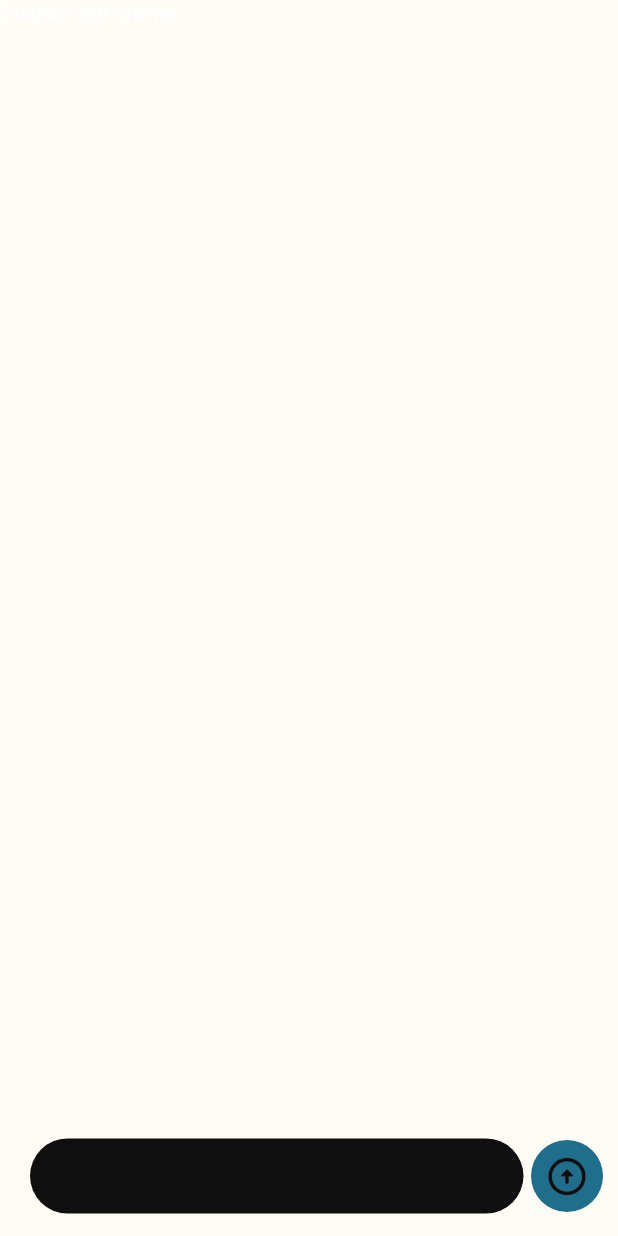
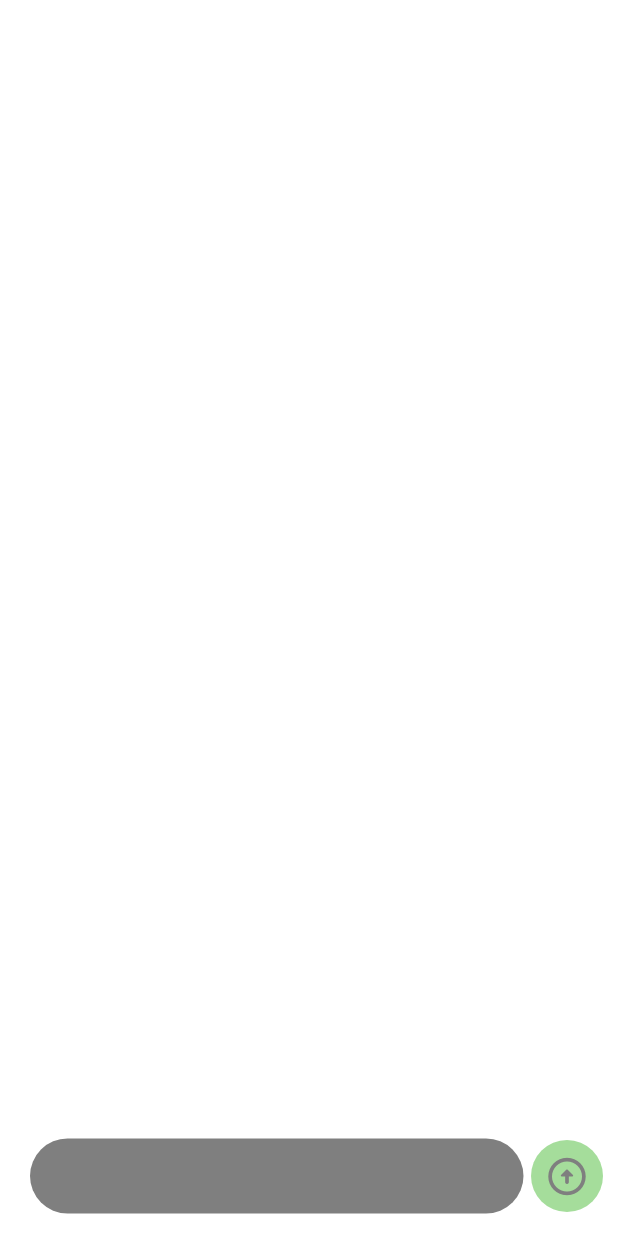
Before and after one commit to dhruvghadiali/widget_launcher, a Flutter app: the screen it shows after launch, on a phone screen of 412 x 824 dp. Run offline on Flutter 3.47's test engine with Material 3 defaults, Android fonts, the phone set to English and light mode, and no system bars; our stand-ins replace get.

Commit message:
Updated color combination for light theme
Updated color combination for light theme

```diff
--- a/lib/theme/app_palette.dart
+++ b/lib/theme/app_palette.dart
@@ -5,7 +5,7 @@ abstract class DarkThemeColors {
   static Color colorDarkSlateGray = const Color(0xFF2C2C2C); // Primary
   static Color colorWhite = const Color(0xFFFFFFFF); // Secondary
   static Color colorGrey = const Color(0xFF777777); // Tertiary
-  static Color colorBattleshipGrey= const Color(0xFF7F7F7F); // Info
+  static Color colorBattleshipGrey = const Color(0xFF7F7F7F); // Info
   static Color colorYellow = const Color(0xFFF9FF00); // Warning
   static Color colorCherryBomb = const Color(0xFFB33A3A); // Danger
   static Color colorNightWatch = const Color(0xFF3B5249); // Success
@@ -14,9 +14,15 @@ abstract class DarkThemeColors {
 }
 
 abstract class LightThemeColors {
-  static Color colorFloralWhite = const Color(0xFFFFFBF5); // Background color
-  static Color colorPotBlack = const Color(0xFF0F0F0F); // Foreground color 1
-  static Color colorTeal = const Color(0xFF1F6E8C); // Foreground color 2
-  static Color colorEnglishRed = const Color(0xFFAE445A); // Error color
-  static Color colorBergamotOrange = const Color(0xFFF39F5A);
+  static Color colorWhite = const Color(0xFFFFFFFF); // Surface
+  static Color colorPlatinum = const Color(0xFFE0E0E0); // Primary
+  static Color colorBlack = const Color(0xFF000000); // Secondary
+  static Color colorBattleshipGrey = const Color(0xFF7F7F7F); // Tertiary
+  static Color colorDarkSlateGray = const Color(0xFF2C2C2C);  // Info
+  static Color colorSandyBrown = const Color(0xFFFFBB64); // Warning
+  static Color colorCherryBomb = const Color(0xFFB33A3A); // Danger
+  static Color colorlightGreen = const Color(0xFFA5DD9B); // Success
+  static Color colorDarkVoid = const Color(0xFF161616); // Dark
+  static Color colorGrey = const Color(0xFF777777); // light
+
 }
--- a/lib/theme/light_theme.dart
+++ b/lib/theme/light_theme.dart
@@ -7,25 +7,15 @@ class LightTheme {
     useMaterial3: false,
     colorScheme: ColorScheme(
       brightness: Brightness.light,
-      surface: LightThemeColors.colorFloralWhite,
-      onSurface: LightThemeColors.colorFloralWhite,
-      primary: LightThemeColors.colorFloralWhite,
-      onPrimary: LightThemeColors.colorFloralWhite,
-      secondary: LightThemeColors.colorPotBlack,
-      onSecondary: LightThemeColors.colorPotBlack,
-      error: LightThemeColors.colorEnglishRed,
-      onError: LightThemeColors.colorEnglishRed,
-    ),
-    textButtonTheme: TextButtonThemeData(
-      style: TextButton.styleFrom(
-        backgroundColor: LightThemeColors.colorPotBlack,
-        padding: const EdgeInsets.symmetric(vertical: 20),
-        elevation: 10,
-        shadowColor: LightThemeColors.colorPotBlack,
-        shape: const RoundedRectangleBorder(
-          borderRadius: BorderRadius.all(Radius.circular(10)),
-        ),
-      ),
+      surface: LightThemeColors.colorWhite,
+      onSurface: LightThemeColors.colorWhite,
+      primary: LightThemeColors.colorPlatinum,
+      onPrimary: LightThemeColors.colorPlatinum,
+      secondary: LightThemeColors.colorBlack,
+      onSecondary: LightThemeColors.colorBlack,
+      tertiary:  DarkThemeColors.colorBattleshipGrey,
+      error: LightThemeColors.colorDarkSlateGray,
+      onError: LightThemeColors.colorDarkSlateGray,
     ),
     textTheme: const TextTheme(
       bodyLarge: TextStyle(),
@@ -44,15 +34,15 @@ class LightTheme {
       titleMedium: TextStyle(),
       titleSmall: TextStyle(),
     ).apply(
-      bodyColor: LightThemeColors.colorPotBlack,
+      bodyColor: LightThemeColors.colorBlack,
     ),
     extensions: [
       ExtensionsThemeData(
-        info: LightThemeColors.colorFloralWhite,
-        warning: LightThemeColors.colorPotBlack,
-        success: LightThemeColors.colorTeal,
-        dark: LightThemeColors.colorEnglishRed,
-        light: LightThemeColors.colorBergamotOrange,
+        info: LightThemeColors.colorGrey,
+        warning: LightThemeColors.colorSandyBrown,
+        success: LightThemeColors.colorlightGreen,
+        dark: LightThemeColors.colorDarkVoid,
+        light: LightThemeColors.colorDarkSlateGray ,
       ),
     ],
   );
--- a/lib/widgets/android/app_menu_page_view/app_menu_header/app_menu_header_popup_item/android_app_menu_header_popup_item_widget.dart
+++ b/lib/widgets/android/app_menu_page_view/app_menu_header/app_menu_header_popup_item/android_app_menu_header_popup_item_widget.dart
@@ -21,7 +21,7 @@ class AndroidAppMenuHeaderPopupItemWidget extends StatelessWidget {
           icon,
           color: isActive
               ? Theme.of(context).extension<ExtensionsThemeData>()!.light
-              : Theme.of(context).colorScheme.tertiary,
+              : Theme.of(context).extension<ExtensionsThemeData>()!.info,
         ),
         const SizedBox(
           width: 5,
@@ -34,7 +34,9 @@ class AndroidAppMenuHeaderPopupItemWidget extends StatelessWidget {
                       ? Theme.of(context)
                           .extension<ExtensionsThemeData>()!
                           .light
-                      : Theme.of(context).colorScheme.tertiary,
+                      : Theme.of(context)
+                          .extension<ExtensionsThemeData>()!
+                          .info,
                   fontWeight: FontWeight.bold,
                 ),
           ),
--- a/lib/widgets/android/dashboard/mobile_app_page_view/android_mobile_app_page_view_widget.dart
+++ b/lib/widgets/android/dashboard/mobile_app_page_view/android_mobile_app_page_view_widget.dart
@@ -84,7 +84,10 @@ class _AndroidMobileAppPageViewWidgetState
                     ),
                     child: IconButton(
                       onPressed: () => _onNavitionPressed(),
-                      icon: Icon(_navigationIcon),
+                      icon: Icon(
+                        _navigationIcon,
+                        color: Theme.of(context).colorScheme.tertiary,
+                      ),
                       iconSize: 30,
                       color: Theme.of(context).colorScheme.secondary,
                     ),
```
